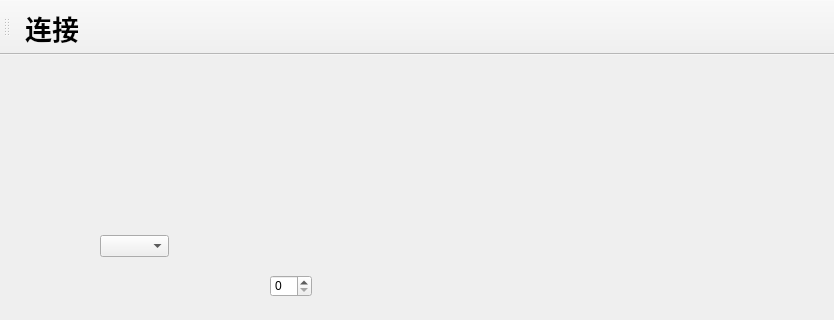
hefeng0826/ThreadFortuneServer, file mainwindow.ui: the form before one commit; both pictures show x 0 to 834 and y 0 to 320 of the 834 by 606 pixel window.
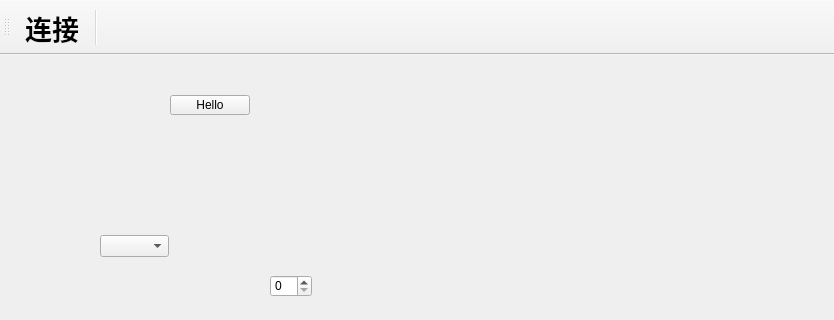
The form after the commit. Icons and pictures are not drawn.

Diff of the .ui file:
```diff
--- a/mainwindow.ui
+++ b/mainwindow.ui
@@ -37,6 +37,19 @@
      <bool>false</bool>
     </property>
    </widget>
+   <widget class="QPushButton" name="pushButton">
+    <property name="geometry">
+     <rect>
+      <x>170</x>
+      <y>40</y>
+      <width>80</width>
+      <height>20</height>
+     </rect>
+    </property>
+    <property name="text">
+     <string>Hello</string>
+    </property>
+   </widget>
   </widget>
   <widget class="QMenuBar" name="menubar">
    <property name="geometry">
@@ -67,6 +80,7 @@
     <bool>false</bool>
    </attribute>
    <addaction name="actConnect"/>
+   <addaction name="separator"/>
   </widget>
   <action name="actConnect">
    <property name="checkable">
```
Left out of the diff: 2 changed lines with no effect on the pictures.
